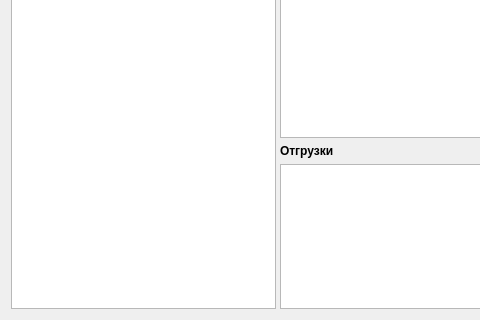
Old version of the form formmovel.ui in the repository Sergeyego/warehouse; both pictures show x 0 to 480 and y 409 to 729 of the 1036 by 729 pixel window.
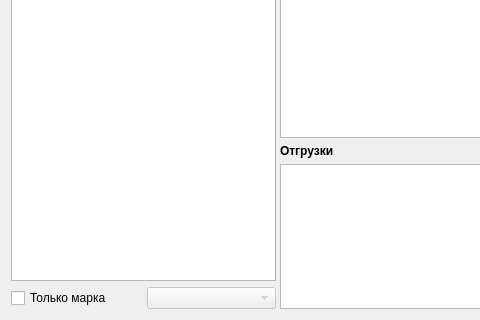
New version of the form. Custom widgets are drawn as their Qt base class.

The edit to the form file:
```diff
--- a/formmovel.ui
+++ b/formmovel.ui
@@ -13,7 +13,7 @@
   <property name="windowTitle">
    <string>Form</string>
   </property>
-  <layout class="QVBoxLayout" name="verticalLayout_2">
+  <layout class="QVBoxLayout" name="verticalLayout_11">
    <item>
     <layout class="QHBoxLayout" name="horizontalLayout">
      <item>
@@ -70,6 +70,9 @@
      <property name="orientation">
       <enum>Qt::Horizontal</enum>
      </property>
+     <widget class="QWidget" name="">
+      <layout class="QVBoxLayout" name="verticalLayout_2">
+       <item>
      <widget class="TableView" name="tableViewPart">
       <property name="selectionMode">
        <enum>QAbstractItemView::SingleSelection</enum>
@@ -81,6 +84,27 @@
        <bool>false</bool>
       </attribute>
      </widget>
+       </item>
+       <item>
+        <layout class="QHBoxLayout" name="horizontalLayout_3">
+         <item>
+          <widget class="QCheckBox" name="checkBoxOnly">
+           <property name="text">
+            <string>Только марка</string>
+           </property>
+          </widget>
+         </item>
+         <item>
+          <widget class="DbComboBox" name="comboBoxMark">
+           <property name="enabled">
+            <bool>false</bool>
+           </property>
+          </widget>
+         </item>
+        </layout>
+       </item>
+      </layout>
+     </widget>
      <widget class="QWidget" name="layoutWidget">
       <layout class="QVBoxLayout" name="verticalLayout">
        <item>
@@ -433,6 +457,11 @@
    <extends>QDateEdit</extends>
    <header>db/dbdateedit.h</header>
   </customwidget>
+  <customwidget>
+   <class>DbComboBox</class>
+   <extends>QComboBox</extends>
+   <header>db/dbcombobox.h</header>
+  </customwidget>
  </customwidgets>
  <resources/>
  <connections/>
```
Left out of the diff: 8 changed lines with no effect on the pictures. Lines whose indentation alone changed are shown as unchanged.
